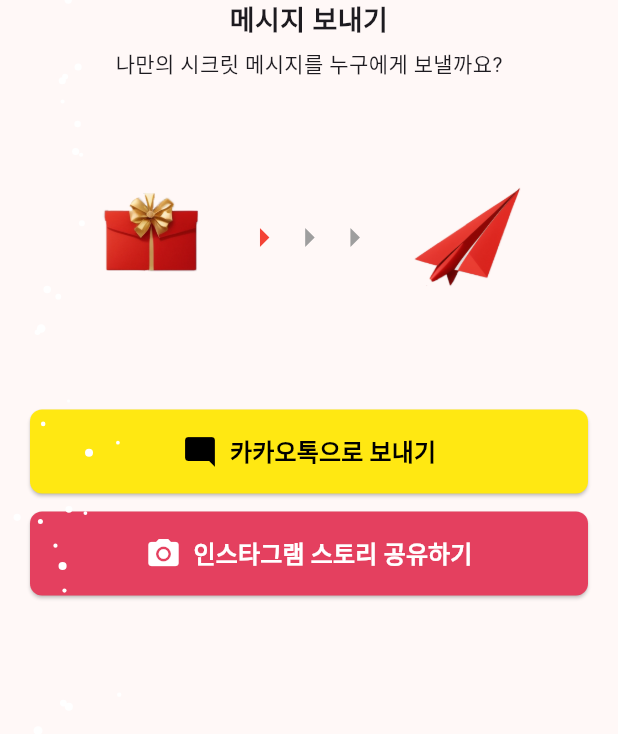
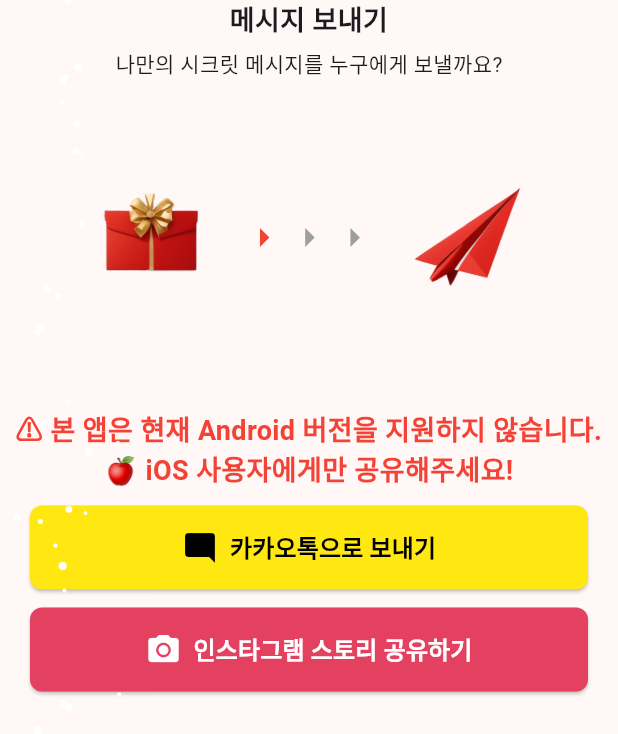
Before and after one commit to isjennifer/my_secret_christmas, a Flutter app: the SendMessageStep widget shown alone on an empty page, opened directly with empty values, on a phone screen of 412 x 824 dp. Shown: the top 734 px of the screen. Run offline on Flutter 3.47's test engine with Material 3 defaults, Android fonts, the phone set to English and light mode, and no system bars; our stand-ins replace audioplayers, flutter_riverpod, google_fonts, shared_preferences, uni_links; missing offline and left inert: kakao_flutter_sdk, social_share; accounts and stored records are empty.

Commit message:
feat: 안내메시지 추가

```diff
--- a/lib/steps/creation_steps/send_message_step.dart
+++ b/lib/steps/creation_steps/send_message_step.dart
@@ -127,6 +127,12 @@ class _SendMessageStepState extends ConsumerState<SendMessageStep>
           ),
         ),
         const SizedBox(height: 40),
+        const Text(
+          '⚠️ 본 앱은 현재 Android 버전을 지원하지 않습니다.\n🍎 iOS 사용자에게만 공유해주세요!',
+          style: TextStyle(fontSize: 18, fontWeight: FontWeight.bold, color: Colors.red),
+          textAlign: TextAlign.center,
+        ),
+        const SizedBox(height: 10),
         // 공유 버튼들
         Padding(
           padding: const EdgeInsets.symmetric(horizontal: 20),
```
